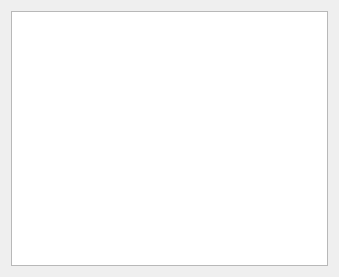
Old version of the form src/DataEditorWidget.ui in the repository MickaelOnTheWave/3dvisualizer.
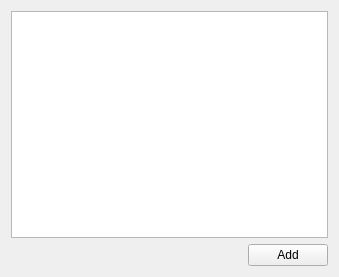
New version of the form.

What changed in the file:
```diff
--- a/src/DataEditorWidget.ui
+++ b/src/DataEditorWidget.ui
@@ -17,6 +17,30 @@
    <item>
     <widget class="QTableView" name="tableView"/>
    </item>
+   <item>
+    <layout class="QHBoxLayout" name="horizontalLayout">
+     <item>
+      <spacer name="horizontalSpacer">
+       <property name="orientation">
+        <enum>Qt::Horizontal</enum>
+       </property>
+       <property name="sizeHint" stdset="0">
+        <size>
+         <width>40</width>
+         <height>20</height>
+        </size>
+       </property>
+      </spacer>
+     </item>
+     <item>
+      <widget class="QPushButton" name="addButton">
+       <property name="text">
+        <string>Add</string>
+       </property>
+      </widget>
+     </item>
+    </layout>
+   </item>
   </layout>
  </widget>
  <resources/>
```
